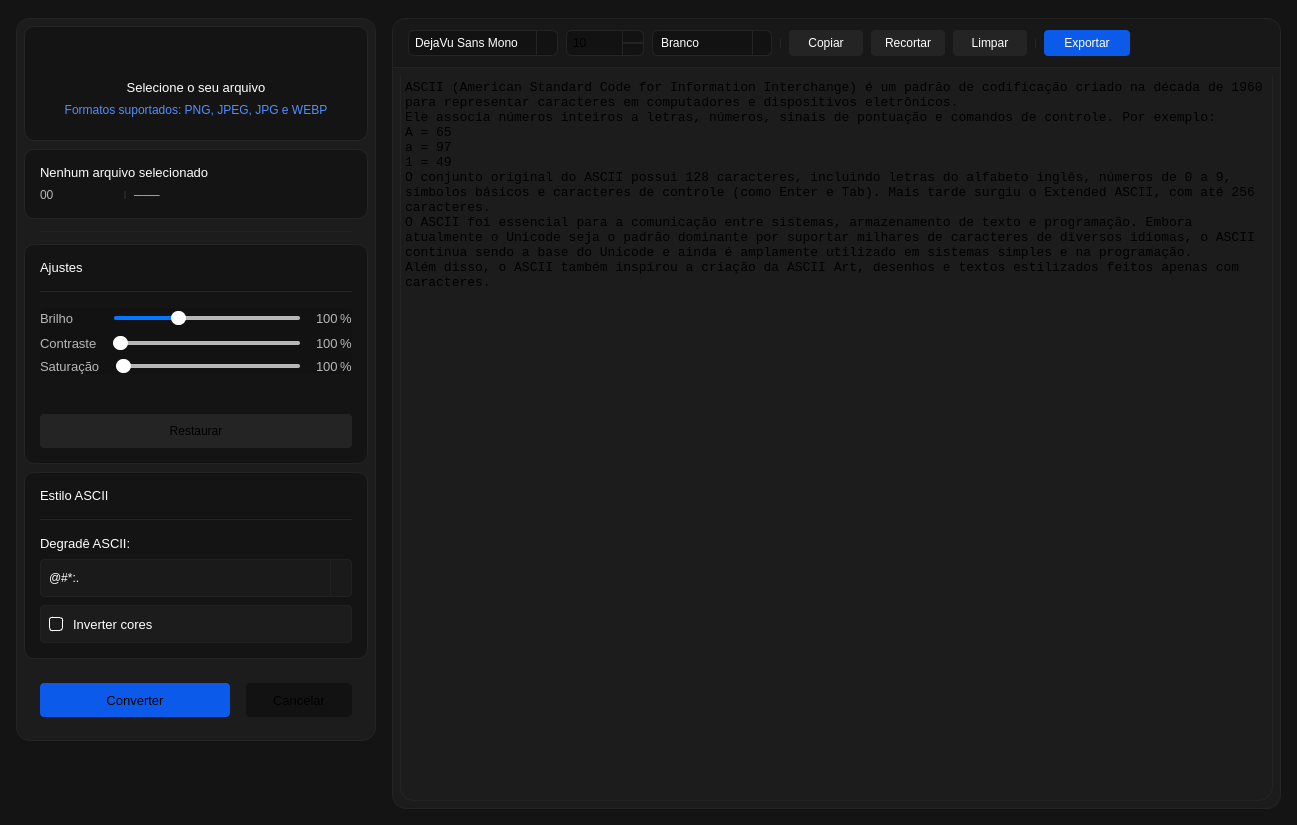
The window that ui/MainWindow3.ui (alexxsouzaa/Ascyn) describes before a commit, drawn with Qt 5.
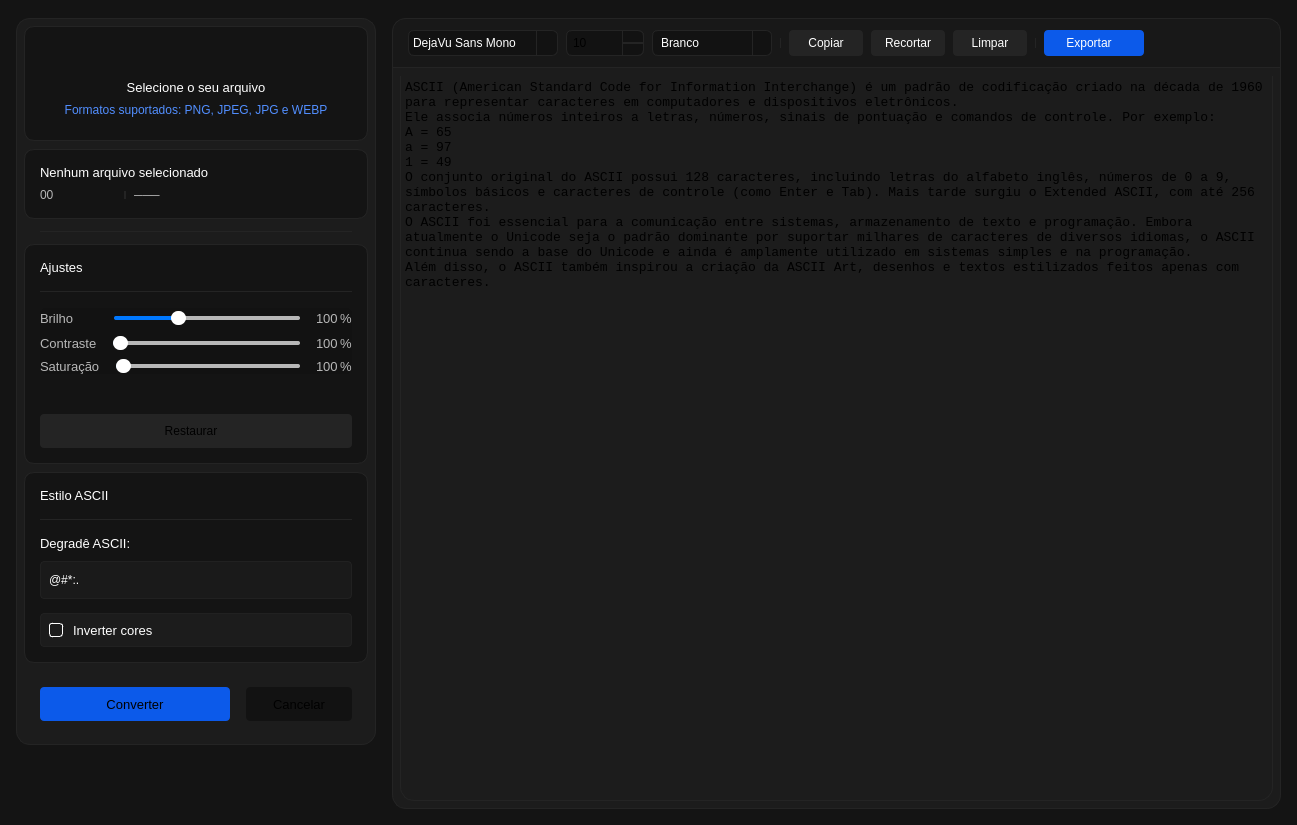
The same window after the commit. Icons and pictures are not drawn.

Patch:
```diff
--- a/ui/MainWindow3.ui
+++ b/ui/MainWindow3.ui
@@ -1033,6 +1033,9 @@
                       <height>34</height>
                      </size>
                     </property>
+                    <property name="layoutDirection">
+                     <enum>Qt::LayoutDirection::RightToLeft</enum>
+                    </property>
                     <property name="styleSheet">
                      <string notr="true">QPushButton{
 	background-color: rgb(36, 36, 36);
@@ -1047,7 +1050,23 @@
 }</string>
                     </property>
                     <property name="text">
-                     <string>Restaurar</string>
+                     <string>Restaurar   </string>
+                    </property>
+                    <property name="icon">
+                     <iconset resource="../assets/icons/resource_icons.qrc">
+                      <normaloff>:/icons/reset.svg</normaloff>:/icons/reset.svg</iconset>
+                    </property>
+                    <property name="shortcut">
+                     <string/>
+                    </property>
+                    <property name="autoRepeat">
+                     <bool>false</bool>
+                    </property>
+                    <property name="autoExclusive">
+                     <bool>false</bool>
+                    </property>
+                    <property name="flat">
+                     <bool>false</bool>
                     </property>
                    </widget>
                   </item>
@@ -1212,12 +1231,11 @@
                        <property name="maximumSize">
                         <size>
                          <width>16777215</width>
-                         <height>38</height>
+                         <height>34</height>
                         </size>
                        </property>
                        <property name="font">
                         <font>
-                         <pointsize>-1</pointsize>
                          <bold>false</bold>
                         </font>
                        </property>
@@ -1233,40 +1251,37 @@
     border: 1px solid #212121;
     border-radius: 4px;
     color: #ffffff;
-    font-size: 12px;
-	padding: 8px;
+    padding: 8px 8px 8px 8px;     /* ← espaço pra seta */
+    min-height: 20px;
 }
 
-/* Botão da seta */
+QComboBox:hover {
+	background-color: rgb(36, 36, 36);
+}
+
+/* === AQUI É O SEGREDO QUE NUNCA FALHA === */
 QComboBox::drop-down {
-    width: 20px;
-    border-left: 1px solid #212121;
-    background-color: #1A1A1A;
-    border-top-right-radius: 6px;
-    border-bottom-right-radius: 6px;
+    subcontrol-origin: padding;
+    subcontrol-position: top right;
+    width: 30px;
+    border: none;
+	border-top-right-radius: 4px;
+	border-bottom-right-radius: 4px;
+    background: transparent;       /* ← remove fundo */
 }
 
-/* Ícone da seta */
 QComboBox::down-arrow {
-    /*image: url(&quot;resources/icons/arrow.png&quot;);*/
-    width: 24px;
-    height: 14px;
+    image: url(:/icons/arrow-down.svg);   /* ← SEU SVG AQUI */
+    width: 12px;
+    height: 12px;
+    margin-right: 0px;
+    margin-top: 0px;
 }
 
-/* Quando estiver aberto */
+/* Quando abre o menu (opcional: seta pra cima) */
 QComboBox::down-arrow:on {
-  /*  image: url(&quot;resources/icons/arrow.png&quot;);  aqui você pode trocar por uma seta invertida */
-}
-
-/* Lista suspensa */
-QComboBox QAbstractItemView {
-    background-color: #1e1e1e;
-    border: 1px solid #212121;
-    selection-background-color: #1A1A1A;
-    selection-color: #ffffff;
-    padding: 4px;
-}
-</string>
+    image: url(:/icons/arrow-up.svg);
+}</string>
                        </property>
                        <property name="currentIndex">
                         <number>0</number>
@@ -1306,18 +1321,34 @@
                        </item>
                       </widget>
                      </item>
+                     <item>
+                      <spacer name="verticalSpacer_8">
+                       <property name="orientation">
+                        <enum>Qt::Orientation::Vertical</enum>
+                       </property>
+                       <property name="sizeType">
+                        <enum>QSizePolicy::Policy::Fixed</enum>
+                       </property>
+                       <property name="sizeHint" stdset="0">
+                        <size>
+                         <width>20</width>
+                         <height>8</height>
+                        </size>
+                       </property>
+                      </spacer>
+                     </item>
                      <item>
                       <widget class="QFrame" name="frame">
                        <property name="minimumSize">
                         <size>
                          <width>0</width>
-                         <height>38</height>
+                         <height>34</height>
                         </size>
                        </property>
                        <property name="maximumSize">
                         <size>
                          <width>16777215</width>
-                         <height>38</height>
+                         <height>34</height>
                         </size>
                        </property>
                        <property name="styleSheet">
@@ -1381,7 +1412,7 @@
                           <property name="sizeHint" stdset="0">
                            <size>
                             <width>179</width>
-                            <height>15</height>
+                            <height>11</height>
                            </size>
                           </property>
                          </spacer>
@@ -1659,6 +1690,9 @@
 }
 </string>
                  </property>
+                 <property name="editable">
+                  <bool>false</bool>
+                 </property>
                  <property name="currentIndex">
                   <number>2</number>
                  </property>
@@ -1938,7 +1972,7 @@
                 <widget class="QPushButton" name="pushButton_8">
                  <property name="minimumSize">
                   <size>
-                   <width>86</width>
+                   <width>100</width>
                    <height>26</height>
                   </size>
                  </property>
@@ -1948,6 +1982,9 @@
                    <fontweight>DemiBold</fontweight>
                   </font>
                  </property>
+                 <property name="layoutDirection">
+                  <enum>Qt::LayoutDirection::RightToLeft</enum>
+                 </property>
                  <property name="styleSheet">
                   <string notr="true">QPushButton{
 	background-color: rgb(12, 90, 234);
@@ -1962,7 +1999,11 @@
 }</string>
                  </property>
                  <property name="text">
-                  <string>Exportar</string>
+                  <string>Exportar   </string>
+                 </property>
+                 <property name="icon">
+                  <iconset resource="../assets/icons/resource_icons.qrc">
+                   <normaloff>:/icons/export.svg</normaloff>:/icons/export.svg</iconset>
                  </property>
                 </widget>
                </item>
```
Left out of the diff: 15 changed lines with no effect on the pictures.
